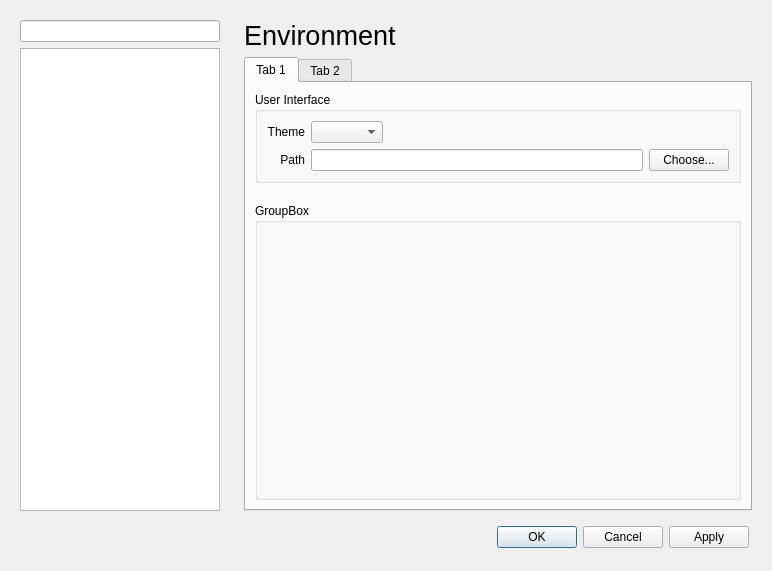
Above: preferencesdialog.ui from wwwwwalter/QtPlayer before the change. Below: the same form after it.
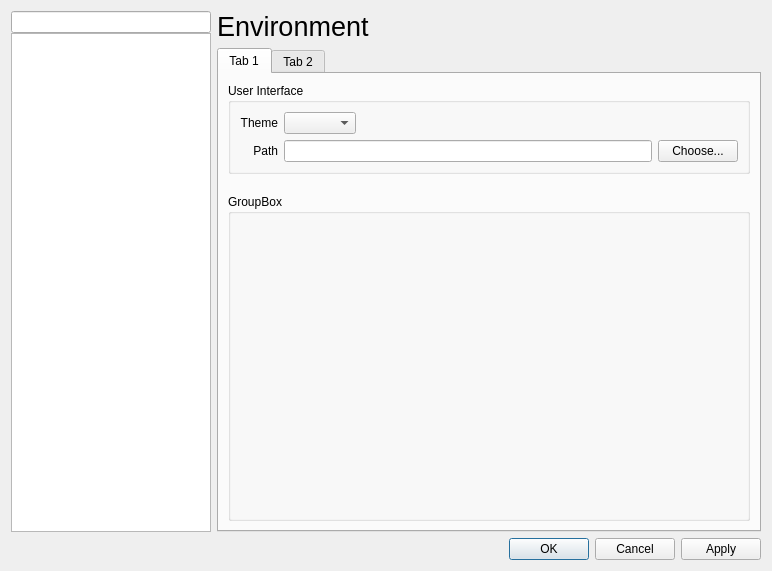
That is the form after the change.

```diff
--- a/preferencesdialog.ui
+++ b/preferencesdialog.ui
@@ -31,6 +31,21 @@
         </sizepolicy>
        </property>
        <layout class="QVBoxLayout" name="verticalLayout">
+        <property name="spacing">
+         <number>0</number>
+        </property>
+        <property name="leftMargin">
+         <number>0</number>
+        </property>
+        <property name="topMargin">
+         <number>0</number>
+        </property>
+        <property name="rightMargin">
+         <number>0</number>
+        </property>
+        <property name="bottomMargin">
+         <number>0</number>
+        </property>
         <item>
          <widget class="QLineEdit" name="filter"/>
         </item>
@@ -69,6 +84,18 @@
        </property>
        <widget class="QWidget" name="Environment">
         <layout class="QVBoxLayout" name="verticalLayout_2">
+         <property name="leftMargin">
+          <number>0</number>
+         </property>
+         <property name="topMargin">
+          <number>0</number>
+         </property>
+         <property name="rightMargin">
+          <number>0</number>
+         </property>
+         <property name="bottomMargin">
+          <number>0</number>
+         </property>
          <item>
           <widget class="QLabel" name="title">
            <property name="font">
@@ -198,6 +225,18 @@
        </widget>
        <widget class="QWidget" name="page_2">
         <layout class="QVBoxLayout" name="verticalLayout_8">
+         <property name="leftMargin">
+          <number>0</number>
+         </property>
+         <property name="topMargin">
+          <number>0</number>
+         </property>
+         <property name="rightMargin">
+          <number>0</number>
+         </property>
+         <property name="bottomMargin">
+          <number>0</number>
+         </property>
          <item>
           <widget class="QLabel" name="label_2">
            <property name="text">
@@ -262,15 +301,6 @@
    </item>
    <item>
     <layout class="QVBoxLayout" name="verticalLayout_3">
-     <property name="leftMargin">
-      <number>12</number>
-     </property>
-     <property name="rightMargin">
-      <number>12</number>
-     </property>
-     <property name="bottomMargin">
-      <number>12</number>
-     </property>
      <item>
       <widget class="QDialogButtonBox" name="buttonBox">
        <property name="orientation">
```
